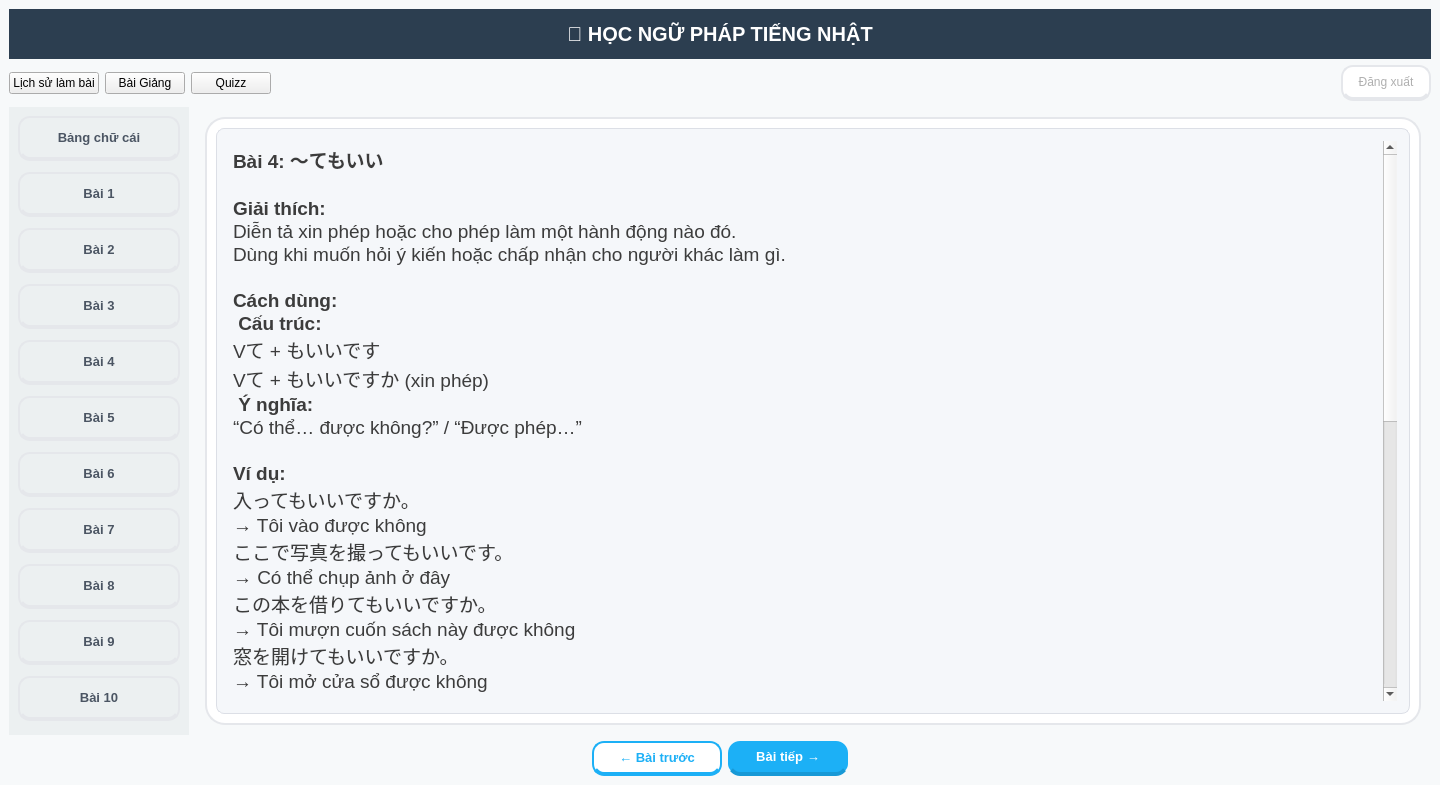
First picture: the form in mainchinh.ui, repository phmmduc/app-tieng-nhat, before the edit.
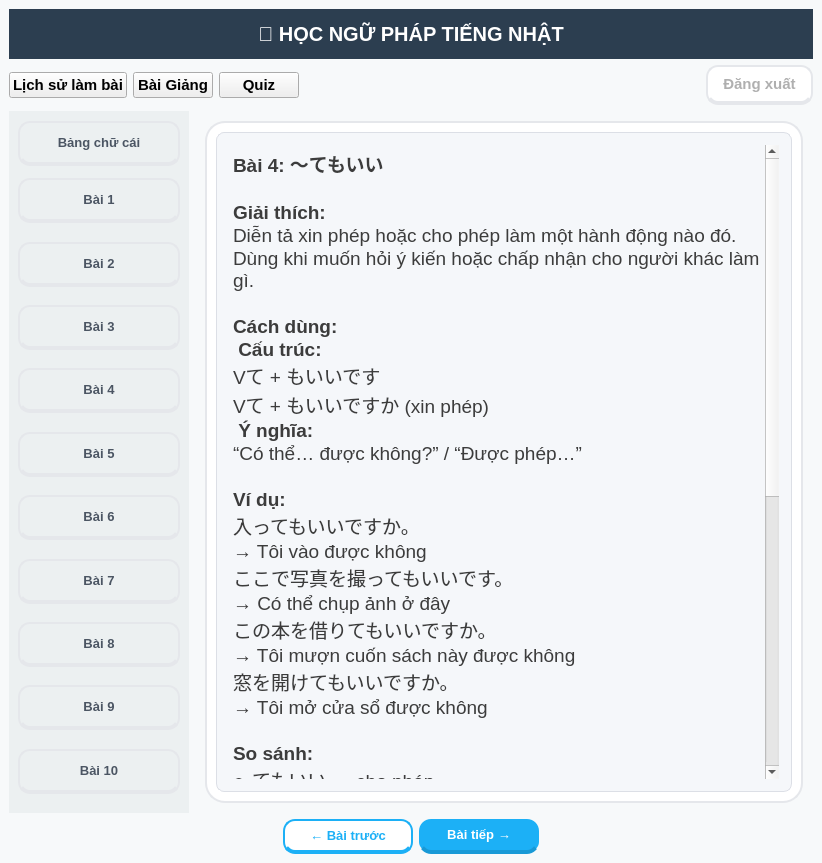
Second picture: the form after the edit. The open tabs and pages were chosen to show the change.

Diff of the .ui file:
```diff
--- a/mainchinh.ui
+++ b/mainchinh.ui
@@ -6,8 +6,8 @@
    <rect>
     <x>0</x>
     <y>0</y>
-    <width>1440</width>
-    <height>771</height>
+    <width>822</width>
+    <height>863</height>
    </rect>
   </property>
   <property name="windowTitle">
@@ -4024,51 +4024,51 @@
              <string>&lt;!DOCTYPE HTML PUBLIC &quot;-//W3C//DTD HTML 4.0//EN&quot; &quot;http://www.w3.org/TR/REC-html40/strict.dtd&quot;&gt;
 &lt;html&gt;&lt;head&gt;&lt;meta name=&quot;qrichtext&quot; content=&quot;1&quot; /&gt;&lt;style type=&quot;text/css&quot;&gt;
 p, li { white-space: pre-wrap; }
-&lt;/style&gt;&lt;/head&gt;&lt;body style=&quot; font-family:'.AppleSystemUIFont'; font-size:14pt; font-weight:400; font-style:normal;&quot;&gt;
-&lt;p style=&quot; margin-top:0px; margin-bottom:0px; margin-left:0px; margin-right:0px; -qt-block-indent:0; text-indent:0px;&quot;&gt;&lt;span style=&quot; font-family:'MS Shell Dlg 2'; font-weight:600;&quot;&gt;Bài 4: ～てもいい&lt;/span&gt;&lt;/p&gt;
-&lt;p style=&quot;-qt-paragraph-type:empty; margin-top:0px; margin-bottom:0px; margin-left:0px; margin-right:0px; -qt-block-indent:0; text-indent:0px; font-family:'MS Shell Dlg 2';&quot;&gt;&lt;br /&gt;&lt;/p&gt;
-&lt;p style=&quot; margin-top:0px; margin-bottom:0px; margin-left:0px; margin-right:0px; -qt-block-indent:0; text-indent:0px;&quot;&gt;&lt;span style=&quot; font-family:'MS Shell Dlg 2'; font-weight:600;&quot;&gt;Giải thích:&lt;/span&gt;&lt;/p&gt;
-&lt;p style=&quot; margin-top:0px; margin-bottom:0px; margin-left:0px; margin-right:0px; -qt-block-indent:0; text-indent:0px;&quot;&gt;&lt;span style=&quot; font-family:'MS Shell Dlg 2';&quot;&gt;Diễn tả xin phép hoặc cho phép làm một hành động nào đó.&lt;/span&gt;&lt;/p&gt;
-&lt;p style=&quot; margin-top:0px; margin-bottom:0px; margin-left:0px; margin-right:0px; -qt-block-indent:0; text-indent:0px;&quot;&gt;&lt;span style=&quot; font-family:'MS Shell Dlg 2';&quot;&gt;Dùng khi muốn hỏi ý kiến hoặc chấp nhận cho người khác làm gì.&lt;/span&gt;&lt;/p&gt;
-&lt;p style=&quot;-qt-paragraph-type:empty; margin-top:0px; margin-bottom:0px; margin-left:0px; margin-right:0px; -qt-block-indent:0; text-indent:0px; font-family:'MS Shell Dlg 2';&quot;&gt;&lt;br /&gt;&lt;/p&gt;
-&lt;p style=&quot; margin-top:0px; margin-bottom:0px; margin-left:0px; margin-right:0px; -qt-block-indent:0; text-indent:0px;&quot;&gt;&lt;span style=&quot; font-family:'MS Shell Dlg 2'; font-weight:600;&quot;&gt;Cách dùng:&lt;/span&gt;&lt;/p&gt;
-&lt;p style=&quot; margin-top:0px; margin-bottom:0px; margin-left:0px; margin-right:0px; -qt-block-indent:0; text-indent:0px;&quot;&gt;&lt;span style=&quot; font-family:'MS Shell Dlg 2'; font-weight:600;&quot;&gt; Cấu trúc:&lt;/span&gt;&lt;/p&gt;
-&lt;p style=&quot; margin-top:0px; margin-bottom:0px; margin-left:0px; margin-right:0px; -qt-block-indent:0; text-indent:0px;&quot;&gt;&lt;span style=&quot; font-family:'MS Shell Dlg 2';&quot;&gt;Vて + もいいです&lt;/span&gt;&lt;/p&gt;
-&lt;p style=&quot; margin-top:0px; margin-bottom:0px; margin-left:0px; margin-right:0px; -qt-block-indent:0; text-indent:0px;&quot;&gt;&lt;span style=&quot; font-family:'MS Shell Dlg 2';&quot;&gt;Vて + もいいですか (xin phép)&lt;/span&gt;&lt;/p&gt;
-&lt;p style=&quot; margin-top:0px; margin-bottom:0px; margin-left:0px; margin-right:0px; -qt-block-indent:0; text-indent:0px;&quot;&gt;&lt;span style=&quot; font-family:'MS Shell Dlg 2';&quot;&gt; &lt;/span&gt;&lt;span style=&quot; font-family:'MS Shell Dlg 2'; font-weight:600;&quot;&gt;Ý nghĩa:&lt;/span&gt;&lt;/p&gt;
-&lt;p style=&quot; margin-top:0px; margin-bottom:0px; margin-left:0px; margin-right:0px; -qt-block-indent:0; text-indent:0px;&quot;&gt;&lt;span style=&quot; font-family:'MS Shell Dlg 2';&quot;&gt;“Có thể… được không?” / “Được phép…”&lt;/span&gt;&lt;/p&gt;
-&lt;p style=&quot;-qt-paragraph-type:empty; margin-top:0px; margin-bottom:0px; margin-left:0px; margin-right:0px; -qt-block-indent:0; text-indent:0px; font-family:'MS Shell Dlg 2';&quot;&gt;&lt;br /&gt;&lt;/p&gt;
-&lt;p style=&quot; margin-top:0px; margin-bottom:0px; margin-left:0px; margin-right:0px; -qt-block-indent:0; text-indent:0px;&quot;&gt;&lt;span style=&quot; font-family:'MS Shell Dlg 2'; font-weight:600;&quot;&gt;Ví dụ:&lt;/span&gt;&lt;/p&gt;
-&lt;p style=&quot; margin-top:0px; margin-bottom:0px; margin-left:0px; margin-right:0px; -qt-block-indent:0; text-indent:0px;&quot;&gt;&lt;span style=&quot; font-family:'MS Shell Dlg 2';&quot;&gt;入ってもいいですか。&lt;/span&gt;&lt;/p&gt;
-&lt;p style=&quot; margin-top:0px; margin-bottom:0px; margin-left:0px; margin-right:0px; -qt-block-indent:0; text-indent:0px;&quot;&gt;&lt;span style=&quot; font-family:'MS Shell Dlg 2';&quot;&gt;→ Tôi vào được không&lt;/span&gt;&lt;/p&gt;
-&lt;p style=&quot; margin-top:0px; margin-bottom:0px; margin-left:0px; margin-right:0px; -qt-block-indent:0; text-indent:0px;&quot;&gt;&lt;span style=&quot; font-family:'MS Shell Dlg 2';&quot;&gt;ここで写真を撮ってもいいです。&lt;/span&gt;&lt;/p&gt;
-&lt;p style=&quot; margin-top:0px; margin-bottom:0px; margin-left:0px; margin-right:0px; -qt-block-indent:0; text-indent:0px;&quot;&gt;&lt;span style=&quot; font-family:'MS Shell Dlg 2';&quot;&gt;→ Có thể chụp ảnh ở đây&lt;/span&gt;&lt;/p&gt;
-&lt;p style=&quot; margin-top:0px; margin-bottom:0px; margin-left:0px; margin-right:0px; -qt-block-indent:0; text-indent:0px;&quot;&gt;&lt;span style=&quot; font-family:'MS Shell Dlg 2';&quot;&gt;この本を借りてもいいですか。&lt;/span&gt;&lt;/p&gt;
-&lt;p style=&quot; margin-top:0px; margin-bottom:0px; margin-left:0px; margin-right:0px; -qt-block-indent:0; text-indent:0px;&quot;&gt;&lt;span style=&quot; font-family:'MS Shell Dlg 2';&quot;&gt;→ Tôi mượn cuốn sách này được không&lt;/span&gt;&lt;/p&gt;
-&lt;p style=&quot; margin-top:0px; margin-bottom:0px; margin-left:0px; margin-right:0px; -qt-block-indent:0; text-indent:0px;&quot;&gt;&lt;span style=&quot; font-family:'MS Shell Dlg 2';&quot;&gt;窓を開けてもいいですか。&lt;/span&gt;&lt;/p&gt;
-&lt;p style=&quot; margin-top:0px; margin-bottom:0px; margin-left:0px; margin-right:0px; -qt-block-indent:0; text-indent:0px;&quot;&gt;&lt;span style=&quot; font-family:'MS Shell Dlg 2';&quot;&gt;→ Tôi mở cửa sổ được không&lt;/span&gt;&lt;/p&gt;
-&lt;p style=&quot;-qt-paragraph-type:empty; margin-top:0px; margin-bottom:0px; margin-left:0px; margin-right:0px; -qt-block-indent:0; text-indent:0px; font-family:'MS Shell Dlg 2';&quot;&gt;&lt;br /&gt;&lt;/p&gt;
-&lt;p style=&quot; margin-top:0px; margin-bottom:0px; margin-left:0px; margin-right:0px; -qt-block-indent:0; text-indent:0px;&quot;&gt;&lt;span style=&quot; font-family:'MS Shell Dlg 2'; font-weight:600;&quot;&gt;So sánh:&lt;/span&gt;&lt;/p&gt;
-&lt;p style=&quot; margin-top:0px; margin-bottom:0px; margin-left:0px; margin-right:0px; -qt-block-indent:0; text-indent:0px;&quot;&gt;&lt;span style=&quot; font-family:'MS Shell Dlg 2';&quot;&gt;～てもいい → cho phép&lt;/span&gt;&lt;/p&gt;
-&lt;p style=&quot; margin-top:0px; margin-bottom:0px; margin-left:0px; margin-right:0px; -qt-block-indent:0; text-indent:0px;&quot;&gt;&lt;span style=&quot; font-family:'MS Shell Dlg 2';&quot;&gt;～てはいけない → cấm (không được làm)&lt;/span&gt;&lt;/p&gt;
-&lt;p style=&quot; margin-top:0px; margin-bottom:0px; margin-left:0px; margin-right:0px; -qt-block-indent:0; text-indent:0px;&quot;&gt;&lt;span style=&quot; font-family:'MS Shell Dlg 2';&quot;&gt;Cách trả lời:&lt;/span&gt;&lt;/p&gt;
-&lt;p style=&quot; margin-top:0px; margin-bottom:0px; margin-left:0px; margin-right:0px; -qt-block-indent:0; text-indent:0px;&quot;&gt;&lt;span style=&quot; font-family:'MS Shell Dlg 2';&quot;&gt;はい、いいです。&lt;/span&gt;&lt;/p&gt;
-&lt;p style=&quot; margin-top:0px; margin-bottom:0px; margin-left:0px; margin-right:0px; -qt-block-indent:0; text-indent:0px;&quot;&gt;&lt;span style=&quot; font-family:'MS Shell Dlg 2';&quot;&gt;→ Được&lt;/span&gt;&lt;/p&gt;
-&lt;p style=&quot; margin-top:0px; margin-bottom:0px; margin-left:0px; margin-right:0px; -qt-block-indent:0; text-indent:0px;&quot;&gt;&lt;span style=&quot; font-family:'MS Shell Dlg 2';&quot;&gt;いいえ、だめです。&lt;/span&gt;&lt;/p&gt;
-&lt;p style=&quot; margin-top:0px; margin-bottom:0px; margin-left:0px; margin-right:0px; -qt-block-indent:0; text-indent:0px;&quot;&gt;&lt;span style=&quot; font-family:'MS Shell Dlg 2';&quot;&gt;→ Không được&lt;/span&gt;&lt;/p&gt;
-&lt;p style=&quot; margin-top:0px; margin-bottom:0px; margin-left:0px; margin-right:0px; -qt-block-indent:0; text-indent:0px;&quot;&gt;&lt;span style=&quot; font-family:'MS Shell Dlg 2';&quot;&gt;ちょっと…&lt;/span&gt;&lt;/p&gt;
-&lt;p style=&quot; margin-top:0px; margin-bottom:0px; margin-left:0px; margin-right:0px; -qt-block-indent:0; text-indent:0px;&quot;&gt;&lt;span style=&quot; font-family:'MS Shell Dlg 2';&quot;&gt;→ Hơi khó đấy (từ chối nhẹ)&lt;/span&gt;&lt;/p&gt;
-&lt;p style=&quot;-qt-paragraph-type:empty; margin-top:0px; margin-bottom:0px; margin-left:0px; margin-right:0px; -qt-block-indent:0; text-indent:0px; font-family:'MS Shell Dlg 2';&quot;&gt;&lt;br /&gt;&lt;/p&gt;
-&lt;p style=&quot; margin-top:0px; margin-bottom:0px; margin-left:0px; margin-right:0px; -qt-block-indent:0; text-indent:0px;&quot;&gt;&lt;span style=&quot; font-family:'MS Shell Dlg 2'; font-weight:600;&quot;&gt;Ghi chú:&lt;/span&gt;&lt;/p&gt;
-&lt;p style=&quot; margin-top:0px; margin-bottom:0px; margin-left:0px; margin-right:0px; -qt-block-indent:0; text-indent:0px;&quot;&gt;&lt;span style=&quot; font-family:'MS Shell Dlg 2';&quot;&gt;Dùng rất phổ biến trong hội thoại hàng ngày &lt;/span&gt;&lt;/p&gt;
-&lt;p style=&quot; margin-top:0px; margin-bottom:0px; margin-left:0px; margin-right:0px; -qt-block-indent:0; text-indent:0px;&quot;&gt;&lt;span style=&quot; font-family:'MS Shell Dlg 2';&quot;&gt;Có thể dùng để xin phép hoặc cho phép &lt;/span&gt;&lt;/p&gt;
-&lt;p style=&quot; margin-top:0px; margin-bottom:0px; margin-left:0px; margin-right:0px; -qt-block-indent:0; text-indent:0px;&quot;&gt;&lt;span style=&quot; font-family:'MS Shell Dlg 2';&quot;&gt;Mang sắc thái lịch sự nhẹ nhàng &lt;/span&gt;&lt;/p&gt;
-&lt;p style=&quot;-qt-paragraph-type:empty; margin-top:0px; margin-bottom:0px; margin-left:0px; margin-right:0px; -qt-block-indent:0; text-indent:0px; font-family:'MS Shell Dlg 2';&quot;&gt;&lt;br /&gt;&lt;/p&gt;
-&lt;p style=&quot; margin-top:0px; margin-bottom:0px; margin-left:0px; margin-right:0px; -qt-block-indent:0; text-indent:0px;&quot;&gt;&lt;span style=&quot; font-family:'MS Shell Dlg 2'; font-weight:600;&quot;&gt;Từ vựng:&lt;/span&gt;&lt;/p&gt;
-&lt;p style=&quot; margin-top:0px; margin-bottom:0px; margin-left:0px; margin-right:0px; -qt-block-indent:0; text-indent:0px;&quot;&gt;&lt;span style=&quot; font-family:'MS Shell Dlg 2';&quot;&gt;入る（はいる）: vào&lt;/span&gt;&lt;/p&gt;
-&lt;p style=&quot; margin-top:0px; margin-bottom:0px; margin-left:0px; margin-right:0px; -qt-block-indent:0; text-indent:0px;&quot;&gt;&lt;span style=&quot; font-family:'MS Shell Dlg 2';&quot;&gt;撮る（とる）: chụp&lt;/span&gt;&lt;/p&gt;
-&lt;p style=&quot; margin-top:0px; margin-bottom:0px; margin-left:0px; margin-right:0px; -qt-block-indent:0; text-indent:0px;&quot;&gt;&lt;span style=&quot; font-family:'MS Shell Dlg 2';&quot;&gt;借りる（かりる）: mượn&lt;/span&gt;&lt;/p&gt;
-&lt;p style=&quot; margin-top:0px; margin-bottom:0px; margin-left:0px; margin-right:0px; -qt-block-indent:0; text-indent:0px;&quot;&gt;&lt;span style=&quot; font-family:'MS Shell Dlg 2';&quot;&gt;開ける（あける）: mở&lt;/span&gt;&lt;/p&gt;&lt;/body&gt;&lt;/html&gt;</string>
+&lt;/style&gt;&lt;/head&gt;&lt;body style=&quot; font-family:'MS Shell Dlg 2'; font-size:14pt; font-weight:400; font-style:normal;&quot;&gt;
+&lt;p style=&quot; margin-top:0px; margin-bottom:0px; margin-left:0px; margin-right:0px; -qt-block-indent:0; text-indent:0px;&quot;&gt;&lt;span style=&quot; font-weight:600;&quot;&gt;Bài 4: ～てもいい&lt;/span&gt;&lt;/p&gt;
+&lt;p style=&quot;-qt-paragraph-type:empty; margin-top:0px; margin-bottom:0px; margin-left:0px; margin-right:0px; -qt-block-indent:0; text-indent:0px;&quot;&gt;&lt;br /&gt;&lt;/p&gt;
+&lt;p style=&quot; margin-top:0px; margin-bottom:0px; margin-left:0px; margin-right:0px; -qt-block-indent:0; text-indent:0px;&quot;&gt;&lt;span style=&quot; font-weight:600;&quot;&gt;Giải thích:&lt;/span&gt;&lt;/p&gt;
+&lt;p style=&quot; margin-top:0px; margin-bottom:0px; margin-left:0px; margin-right:0px; -qt-block-indent:0; text-indent:0px;&quot;&gt;Diễn tả xin phép hoặc cho phép làm một hành động nào đó.&lt;/p&gt;
+&lt;p style=&quot; margin-top:0px; margin-bottom:0px; margin-left:0px; margin-right:0px; -qt-block-indent:0; text-indent:0px;&quot;&gt;Dùng khi muốn hỏi ý kiến hoặc chấp nhận cho người khác làm gì.&lt;/p&gt;
+&lt;p style=&quot;-qt-paragraph-type:empty; margin-top:0px; margin-bottom:0px; margin-left:0px; margin-right:0px; -qt-block-indent:0; text-indent:0px;&quot;&gt;&lt;br /&gt;&lt;/p&gt;
+&lt;p style=&quot; margin-top:0px; margin-bottom:0px; margin-left:0px; margin-right:0px; -qt-block-indent:0; text-indent:0px;&quot;&gt;&lt;span style=&quot; font-weight:600;&quot;&gt;Cách dùng:&lt;/span&gt;&lt;/p&gt;
+&lt;p style=&quot; margin-top:0px; margin-bottom:0px; margin-left:0px; margin-right:0px; -qt-block-indent:0; text-indent:0px;&quot;&gt;&lt;span style=&quot; font-weight:600;&quot;&gt; Cấu trúc:&lt;/span&gt;&lt;/p&gt;
+&lt;p style=&quot; margin-top:0px; margin-bottom:0px; margin-left:0px; margin-right:0px; -qt-block-indent:0; text-indent:0px;&quot;&gt;Vて + もいいです&lt;/p&gt;
+&lt;p style=&quot; margin-top:0px; margin-bottom:0px; margin-left:0px; margin-right:0px; -qt-block-indent:0; text-indent:0px;&quot;&gt;Vて + もいいですか (xin phép)&lt;/p&gt;
+&lt;p style=&quot; margin-top:0px; margin-bottom:0px; margin-left:0px; margin-right:0px; -qt-block-indent:0; text-indent:0px;&quot;&gt; &lt;span style=&quot; font-weight:600;&quot;&gt;Ý nghĩa:&lt;/span&gt;&lt;/p&gt;
+&lt;p style=&quot; margin-top:0px; margin-bottom:0px; margin-left:0px; margin-right:0px; -qt-block-indent:0; text-indent:0px;&quot;&gt;“Có thể… được không?” / “Được phép…”&lt;/p&gt;
+&lt;p style=&quot;-qt-paragraph-type:empty; margin-top:0px; margin-bottom:0px; margin-left:0px; margin-right:0px; -qt-block-indent:0; text-indent:0px;&quot;&gt;&lt;br /&gt;&lt;/p&gt;
+&lt;p style=&quot; margin-top:0px; margin-bottom:0px; margin-left:0px; margin-right:0px; -qt-block-indent:0; text-indent:0px;&quot;&gt;&lt;span style=&quot; font-weight:600;&quot;&gt;Ví dụ:&lt;/span&gt;&lt;/p&gt;
+&lt;p style=&quot; margin-top:0px; margin-bottom:0px; margin-left:0px; margin-right:0px; -qt-block-indent:0; text-indent:0px;&quot;&gt;入ってもいいですか。&lt;/p&gt;
+&lt;p style=&quot; margin-top:0px; margin-bottom:0px; margin-left:0px; margin-right:0px; -qt-block-indent:0; text-indent:0px;&quot;&gt;→ Tôi vào được không&lt;/p&gt;
+&lt;p style=&quot; margin-top:0px; margin-bottom:0px; margin-left:0px; margin-right:0px; -qt-block-indent:0; text-indent:0px;&quot;&gt;ここで写真を撮ってもいいです。&lt;/p&gt;
+&lt;p style=&quot; margin-top:0px; margin-bottom:0px; margin-left:0px; margin-right:0px; -qt-block-indent:0; text-indent:0px;&quot;&gt;→ Có thể chụp ảnh ở đây&lt;/p&gt;
+&lt;p style=&quot; margin-top:0px; margin-bottom:0px; margin-left:0px; margin-right:0px; -qt-block-indent:0; text-indent:0px;&quot;&gt;この本を借りてもいいですか。&lt;/p&gt;
+&lt;p style=&quot; margin-top:0px; margin-bottom:0px; margin-left:0px; margin-right:0px; -qt-block-indent:0; text-indent:0px;&quot;&gt;→ Tôi mượn cuốn sách này được không&lt;/p&gt;
+&lt;p style=&quot; margin-top:0px; margin-bottom:0px; margin-left:0px; margin-right:0px; -qt-block-indent:0; text-indent:0px;&quot;&gt;窓を開けてもいいですか。&lt;/p&gt;
+&lt;p style=&quot; margin-top:0px; margin-bottom:0px; margin-left:0px; margin-right:0px; -qt-block-indent:0; text-indent:0px;&quot;&gt;→ Tôi mở cửa sổ được không&lt;/p&gt;
+&lt;p style=&quot;-qt-paragraph-type:empty; margin-top:0px; margin-bottom:0px; margin-left:0px; margin-right:0px; -qt-block-indent:0; text-indent:0px;&quot;&gt;&lt;br /&gt;&lt;/p&gt;
+&lt;p style=&quot; margin-top:0px; margin-bottom:0px; margin-left:0px; margin-right:0px; -qt-block-indent:0; text-indent:0px;&quot;&gt;&lt;span style=&quot; font-weight:600;&quot;&gt;So sánh:&lt;/span&gt;&lt;/p&gt;
+&lt;p style=&quot; margin-top:0px; margin-bottom:0px; margin-left:0px; margin-right:0px; -qt-block-indent:0; text-indent:0px;&quot;&gt;～てもいい → cho phép&lt;/p&gt;
+&lt;p style=&quot; margin-top:0px; margin-bottom:0px; margin-left:0px; margin-right:0px; -qt-block-indent:0; text-indent:0px;&quot;&gt;～てはいけない → cấm (không được làm)&lt;/p&gt;
+&lt;p style=&quot; margin-top:0px; margin-bottom:0px; margin-left:0px; margin-right:0px; -qt-block-indent:0; text-indent:0px;&quot;&gt;Cách trả lời:&lt;/p&gt;
+&lt;p style=&quot; margin-top:0px; margin-bottom:0px; margin-left:0px; margin-right:0px; -qt-block-indent:0; text-indent:0px;&quot;&gt;はい、いいです。&lt;/p&gt;
+&lt;p style=&quot; margin-top:0px; margin-bottom:0px; margin-left:0px; margin-right:0px; -qt-block-indent:0; text-indent:0px;&quot;&gt;→ Được&lt;/p&gt;
+&lt;p style=&quot; margin-top:0px; margin-bottom:0px; margin-left:0px; margin-right:0px; -qt-block-indent:0; text-indent:0px;&quot;&gt;いいえ、だめです。&lt;/p&gt;
+&lt;p style=&quot; margin-top:0px; margin-bottom:0px; margin-left:0px; margin-right:0px; -qt-block-indent:0; text-indent:0px;&quot;&gt;→ Không được&lt;/p&gt;
+&lt;p style=&quot; margin-top:0px; margin-bottom:0px; margin-left:0px; margin-right:0px; -qt-block-indent:0; text-indent:0px;&quot;&gt;ちょっと…&lt;/p&gt;
+&lt;p style=&quot; margin-top:0px; margin-bottom:0px; margin-left:0px; margin-right:0px; -qt-block-indent:0; text-indent:0px;&quot;&gt;→ Hơi khó đấy (từ chối nhẹ)&lt;/p&gt;
+&lt;p style=&quot;-qt-paragraph-type:empty; margin-top:0px; margin-bottom:0px; margin-left:0px; margin-right:0px; -qt-block-indent:0; text-indent:0px;&quot;&gt;&lt;br /&gt;&lt;/p&gt;
+&lt;p style=&quot; margin-top:0px; margin-bottom:0px; margin-left:0px; margin-right:0px; -qt-block-indent:0; text-indent:0px;&quot;&gt;&lt;span style=&quot; font-weight:600;&quot;&gt;Ghi chú:&lt;/span&gt;&lt;/p&gt;
+&lt;p style=&quot; margin-top:0px; margin-bottom:0px; margin-left:0px; margin-right:0px; -qt-block-indent:0; text-indent:0px;&quot;&gt;Dùng rất phổ biến trong hội thoại hàng ngày &lt;/p&gt;
+&lt;p style=&quot; margin-top:0px; margin-bottom:0px; margin-left:0px; margin-right:0px; -qt-block-indent:0; text-indent:0px;&quot;&gt;Có thể dùng để xin phép hoặc cho phép &lt;/p&gt;
+&lt;p style=&quot; margin-top:0px; margin-bottom:0px; margin-left:0px; margin-right:0px; -qt-block-indent:0; text-indent:0px;&quot;&gt;Mang sắc thái lịch sự nhẹ nhàng &lt;/p&gt;
+&lt;p style=&quot;-qt-paragraph-type:empty; margin-top:0px; margin-bottom:0px; margin-left:0px; margin-right:0px; -qt-block-indent:0; text-indent:0px;&quot;&gt;&lt;br /&gt;&lt;/p&gt;
+&lt;p style=&quot; margin-top:0px; margin-bottom:0px; margin-left:0px; margin-right:0px; -qt-block-indent:0; text-indent:0px;&quot;&gt;&lt;span style=&quot; font-weight:600;&quot;&gt;Từ vựng:&lt;/span&gt;&lt;/p&gt;
+&lt;p style=&quot; margin-top:0px; margin-bottom:0px; margin-left:0px; margin-right:0px; -qt-block-indent:0; text-indent:0px;&quot;&gt;入る（はいる）: vào&lt;/p&gt;
+&lt;p style=&quot; margin-top:0px; margin-bottom:0px; margin-left:0px; margin-right:0px; -qt-block-indent:0; text-indent:0px;&quot;&gt;撮る（とる）: chụp&lt;/p&gt;
+&lt;p style=&quot; margin-top:0px; margin-bottom:0px; margin-left:0px; margin-right:0px; -qt-block-indent:0; text-indent:0px;&quot;&gt;借りる（かりる）: mượn&lt;/p&gt;
+&lt;p style=&quot; margin-top:0px; margin-bottom:0px; margin-left:0px; margin-right:0px; -qt-block-indent:0; text-indent:0px;&quot;&gt;開ける（あける）: mở&lt;/p&gt;&lt;/body&gt;&lt;/html&gt;</string>
             </property>
            </widget>
           </item>
@@ -4423,6 +4423,13 @@
        <layout class="QHBoxLayout" name="horizontalLayout_3">
         <item>
          <widget class="QPushButton" name="btn_history">
+          <property name="font">
+           <font>
+            <pointsize>11</pointsize>
+            <weight>75</weight>
+            <bold>true</bold>
+           </font>
+          </property>
           <property name="text">
            <string>Lịch sử làm bài</string>
           </property>
@@ -4430,6 +4437,13 @@
         </item>
         <item>
          <widget class="QPushButton" name="btn_bg">
+          <property name="font">
+           <font>
+            <pointsize>11</pointsize>
+            <weight>75</weight>
+            <bold>true</bold>
+           </font>
+          </property>
           <property name="text">
            <string>Bài Giảng</string>
           </property>
@@ -4437,8 +4451,15 @@
         </item>
         <item>
          <widget class="QPushButton" name="btn_quizz">
+          <property name="font">
+           <font>
+            <pointsize>11</pointsize>
+            <weight>75</weight>
+            <bold>true</bold>
+           </font>
+          </property>
           <property name="text">
-           <string>Quizz</string>
+           <string>Quiz</string>
           </property>
          </widget>
         </item>
@@ -4470,6 +4491,13 @@
         </item>
         <item>
          <widget class="QPushButton" name="btn_dang_xuat">
+          <property name="font">
+           <font>
+            <pointsize>11</pointsize>
+            <weight>75</weight>
+            <bold>true</bold>
+           </font>
+          </property>
           <property name="text">
            <string>Đăng xuất</string>
           </property>
```
Left out of the diff: 390 changed lines with no effect on the pictures.
